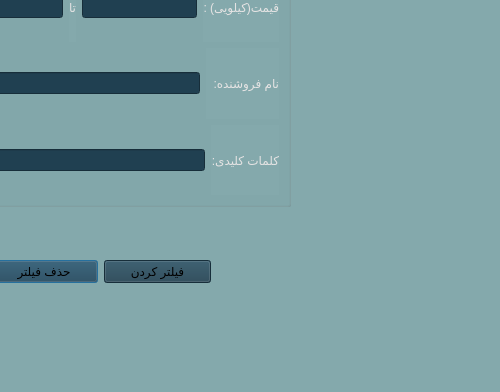
Above: Project_Ap/fruitandveg_filter.ui from AP-projects-4001/metagoofill before the change; both pictures show x 300 to 800 and y 224 to 616 of the 800 by 616 pixel window. Below: the same form after it.
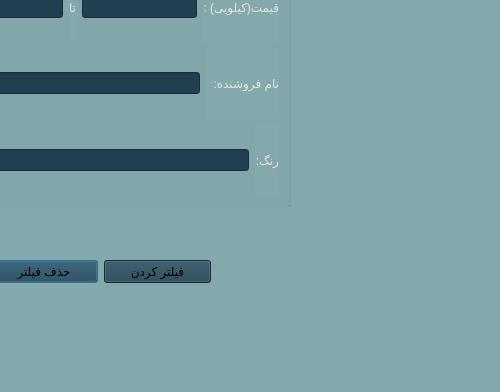
That is the form after the change.

```diff
--- a/Project_Ap/fruitandveg_filter.ui
+++ b/Project_Ap/fruitandveg_filter.ui
@@ -164,7 +164,7 @@
 color: rgb(228, 227, 227);</string>
         </property>
         <property name="text">
-         <string>کلمات کلیدی:</string>
+         <string>رنگ:</string>
         </property>
        </widget>
       </item>
@@ -172,7 +172,7 @@
     </item>
    </layout>
   </widget>
-  <widget class="QWidget" name="">
+  <widget class="QWidget" name="layoutWidget">
    <property name="geometry">
     <rect>
      <x>290</x>
```
